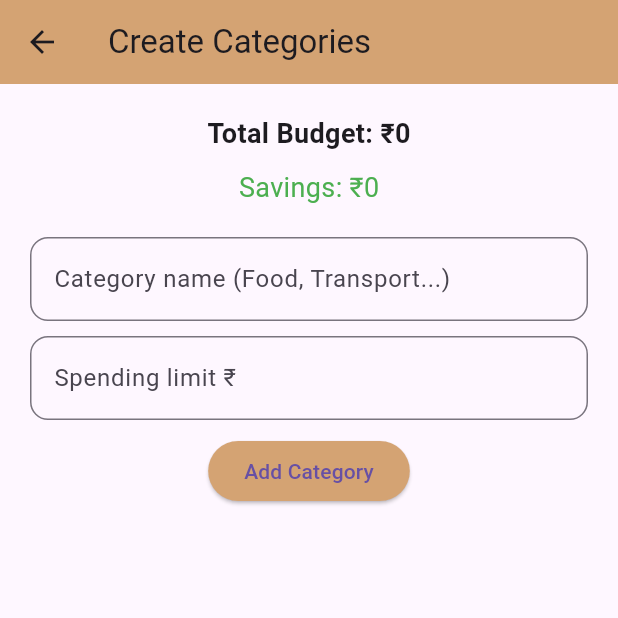
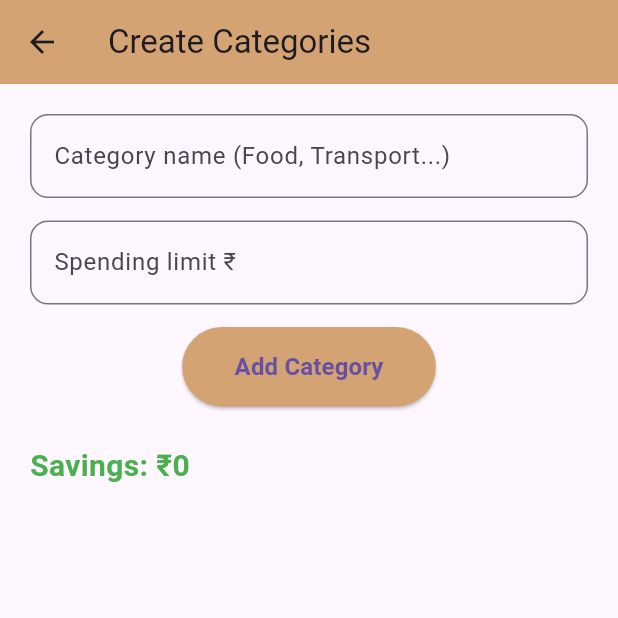
Before and after one commit to Thanusrisabarirajan/SMART_SPEND_APP, a Flutter app: the CategoryScreen screen opened directly with empty values, after a tap on "Add Category", on a phone screen of 412 x 824 dp, the top half of it. Run offline on Flutter 3.47's test engine with Material 3 defaults, Android fonts, the phone set to English and light mode, and no system bars.

Commit message:
Improved budget input validation and navigation

```diff
--- a/lib/category_screen.dart
+++ b/lib/category_screen.dart
@@ -1,7 +1,6 @@
 import 'package:flutter/material.dart';
 
 class CategoryScreen extends StatefulWidget {
-
   final int totalBudget;
 
   const CategoryScreen({super.key, required this.totalBudget});
@@ -12,20 +11,21 @@ class CategoryScreen extends StatefulWidget {
 
 class _CategoryScreenState extends State<CategoryScreen> {
 
-  final TextEditingController categoryController = TextEditingController();
-  final TextEditingController limitController = TextEditingController();
+  TextEditingController categoryController = TextEditingController();
+  TextEditingController limitController = TextEditingController();
 
-  List<Map<String, int>> categories = [];
+  List<Map<String, dynamic>> categories = [];
 
   int totalCategoryLimits = 0;
 
   void addCategory() {
 
-    if (categoryController.text.isEmpty || limitController.text.isEmpty) {
+    String categoryName = categoryController.text;
+    int newLimit = int.tryParse(limitController.text) ?? 0;
+
+    if (categoryName.isEmpty || newLimit == 0) {
       return;
     }
-
-    int newLimit = int.parse(limitController.text);
 
     if (totalCategoryLimits + newLimit > widget.totalBudget) {
 
@@ -39,19 +39,16 @@ class _CategoryScreenState extends State<CategoryScreen> {
     }
 
     setState(() {
-
       categories.add({
-        "name": categoryController.text,
+        "name": categoryName,
         "limit": newLimit,
       });
 
       totalCategoryLimits += newLimit;
-
-      categoryController.clear();
-      limitController.clear();
-
     });
 
+    categoryController.clear();
+    limitController.clear();
   }
 
   @override
@@ -70,22 +67,7 @@ class _CategoryScreenState extends State<CategoryScreen> {
         padding: const EdgeInsets.all(20),
 
         child: Column(
-
           children: [
-
-            Text(
-              "Total Budget: ₹${widget.totalBudget}",
-              style: const TextStyle(fontSize: 18, fontWeight: FontWeight.bold),
-            ),
-
-            const SizedBox(height: 10),
-
-            Text(
-              "Savings: ₹$savings",
-              style: const TextStyle(fontSize: 18, color: Colors.green),
-            ),
-
-            const SizedBox(height: 20),
 
             TextField(
               controller: categoryController,
@@ -97,7 +79,7 @@ class _CategoryScreenState extends State<CategoryScreen> {
               ),
             ),
 
-            const SizedBox(height: 10),
+            const SizedBox(height: 15),
 
             TextField(
               controller: limitController,
@@ -110,14 +92,43 @@ class _CategoryScreenState extends State<CategoryScreen> {
               ),
             ),
 
-            const SizedBox(height: 10),
+            const SizedBox(height: 15),
 
             ElevatedButton(
               onPressed: addCategory,
+
               style: ElevatedButton.styleFrom(
                 backgroundColor: const Color(0xFFD4A373),
+                padding: const EdgeInsets.symmetric(
+                  horizontal: 35,
+                  vertical: 15,
+                ),
+                shape: RoundedRectangleBorder(
+                  borderRadius: BorderRadius.circular(30),
+                ),
               ),
-              child: const Text("Add Category"),
+
+              child: const Text(
+                "Add Category",
+                style: TextStyle(
+                  fontSize: 16,
+                  fontWeight: FontWeight.bold,
+                ),
+              ),
+            ),
+
+            const SizedBox(height: 25),
+
+            Align(
+              alignment: Alignment.centerLeft,
+              child: Text(
+                "Savings: ₹$savings",
+                style: const TextStyle(
+                  fontSize: 20,
+                  fontWeight: FontWeight.bold,
+                  color: Colors.green,
+                ),
+              ),
             ),
 
             const SizedBox(height: 20),
@@ -125,29 +136,24 @@ class _CategoryScreenState extends State<CategoryScreen> {
             Expanded(
               child: ListView.builder(
                 itemCount: categories.length,
+
                 itemBuilder: (context, index) {
 
                   return Card(
                     child: ListTile(
-                      title: Text(categories[index]["name"].toString()),
+                      title: Text(categories[index]["name"]),
                       subtitle: Text(
                         "Limit: ₹${categories[index]["limit"]}",
                       ),
                     ),
                   );
-
                 },
               ),
-            )
+            ),
 
           ],
-
         ),
-
       ),
-
     );
-
   }
-
 }
```
Also changed, not shown: lib/budget_input_screen.dart (+59 -30 lines).
